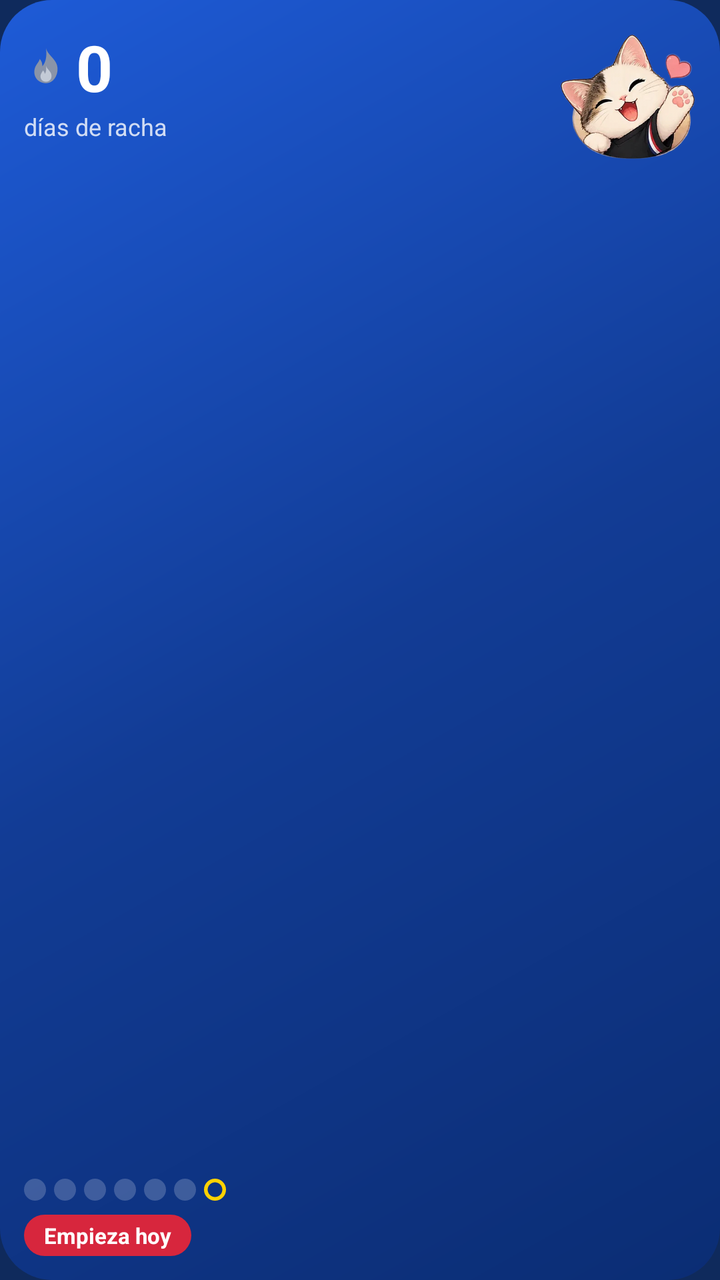
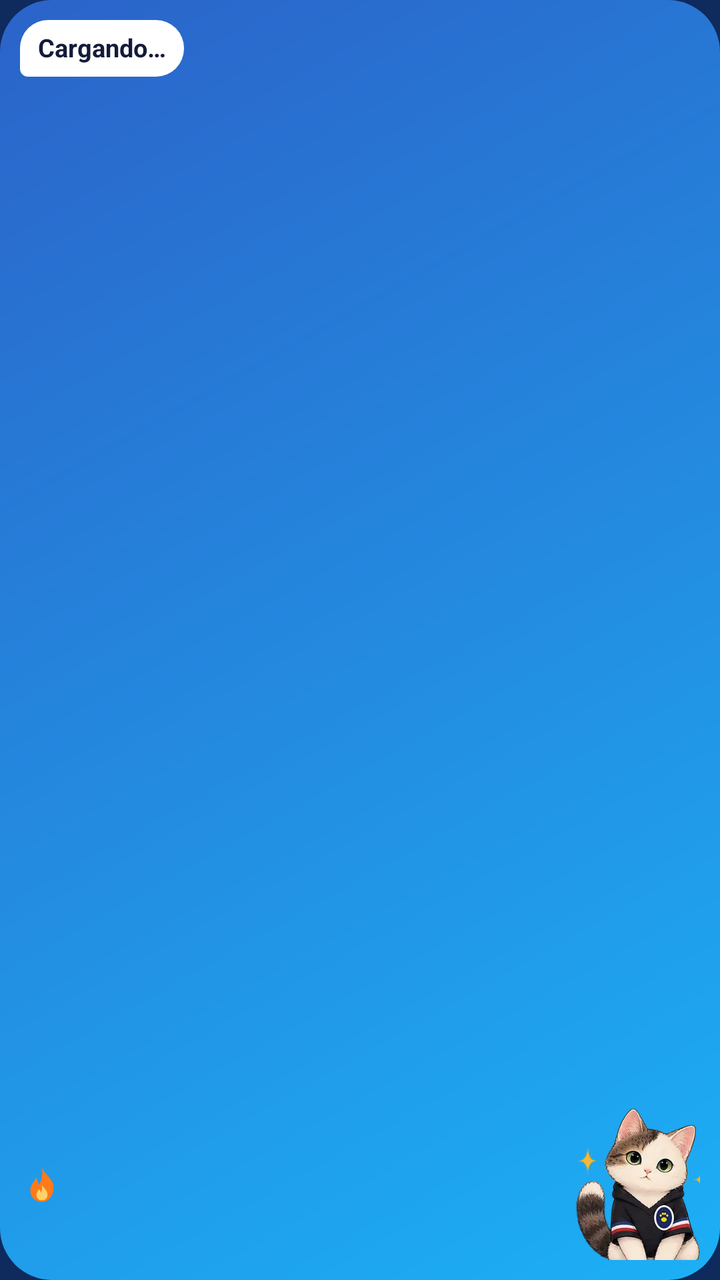

Compare the two renders of this Android layout. The source of the first and the diff that turns it into the second are given below.
<!-- AndroidManifest.xml: application theme Theme.PlexPlay -->
<!-- res/layout/widget_racha.xml -->
<?xml version="1.0" encoding="utf-8"?>
<LinearLayout xmlns:android="http://schemas.android.com/apk/res/android"
    android:id="@+id/w_root" android:layout_width="match_parent" android:layout_height="match_parent"
    android:background="@drawable/widget_bg" android:orientation="vertical" android:padding="12dp">
    <LinearLayout android:layout_width="match_parent" android:layout_height="0dp" android:layout_weight="1" android:orientation="horizontal">
        <LinearLayout android:layout_width="0dp" android:layout_height="wrap_content" android:layout_weight="1" android:orientation="vertical">
            <LinearLayout android:layout_width="wrap_content" android:layout_height="wrap_content" android:gravity="center_vertical" android:orientation="horizontal">
                <ImageView android:id="@+id/w_fuego" android:layout_width="22dp" android:layout_height="22dp" android:contentDescription="Racha" android:src="@drawable/ic_flame_off" />
                <TextView android:id="@+id/w_num" android:layout_width="wrap_content" android:layout_height="wrap_content" android:layout_marginLeft="4dp"
                    android:text="0" android:textColor="#FFFFFFFF" android:textSize="32sp" android:textStyle="bold" />
            </LinearLayout>
            <TextView android:id="@+id/w_lbl" android:layout_width="wrap_content" android:layout_height="wrap_content"
                android:text="días de racha" android:textColor="#CCFFFFFF" android:textSize="12sp" />
        </LinearLayout>
        <ImageView android:id="@+id/w_mz" android:layout_width="68dp" android:layout_height="68dp" android:adjustViewBounds="true"
            android:contentDescription="Manzana" android:scaleType="fitEnd" android:src="@drawable/w_mz_saluda" />
    </LinearLayout>
    <LinearLayout android:layout_width="wrap_content" android:layout_height="wrap_content" android:layout_marginTop="6dp" android:orientation="horizontal">
        <ImageView android:id="@+id/w_d1" android:layout_width="11dp" android:layout_height="11dp" android:layout_marginRight="4dp" android:src="@drawable/widget_dot_off" />
        <ImageView android:id="@+id/w_d2" android:layout_width="11dp" android:layout_height="11dp" android:layout_marginRight="4dp" android:src="@drawable/widget_dot_off" />
        <ImageView android:id="@+id/w_d3" android:layout_width="11dp" android:layout_height="11dp" android:layout_marginRight="4dp" android:src="@drawable/widget_dot_off" />
        <ImageView android:id="@+id/w_d4" android:layout_width="11dp" android:layout_height="11dp" android:layout_marginRight="4dp" android:src="@drawable/widget_dot_off" />
        <ImageView android:id="@+id/w_d5" android:layout_width="11dp" android:layout_height="11dp" android:layout_marginRight="4dp" android:src="@drawable/widget_dot_off" />
        <ImageView android:id="@+id/w_d6" android:layout_width="11dp" android:layout_height="11dp" android:layout_marginRight="4dp" android:src="@drawable/widget_dot_off" />
        <ImageView android:id="@+id/w_d7" android:layout_width="11dp" android:layout_height="11dp" android:src="@drawable/widget_dot_hoy" />
    </LinearLayout>
    <TextView android:id="@+id/w_est" android:layout_width="wrap_content" android:layout_height="wrap_content" android:layout_marginTop="7dp"
        android:background="@drawable/widget_chip" android:paddingLeft="10dp" android:paddingTop="3dp" android:paddingRight="10dp" android:paddingBottom="3dp"
        android:text="Empieza hoy" android:textColor="#FFFFFFFF" android:textSize="11sp" android:textStyle="bold" />
</LinearLayout>
<!-- resources referenced by this layout -->
<resources>
  <!-- drawable ic_flame_off (drawable) -->
  <?xml version="1.0" encoding="utf-8"?>
  <vector xmlns:android="http://schemas.android.com/apk/res/android" android:width="36dp" android:height="36dp" android:viewportWidth="24" android:viewportHeight="24">
      <path android:fillColor="#FF8A94A8" android:pathData="M12,2 C12.8,5.2 16.5,7.3 17.8,10.6 C19.4,14.7 17,21 12,21 C7.2,21 4.6,16.8 6,12.6 C6.7,10.6 8.1,9.6 8.6,7.8 C9.9,9.3 10,10.8 10,11.8 C11.8,9.8 12.6,6.4 12,2 Z" />
      <path android:fillColor="#FFC3CAD6" android:pathData="M12,11.5 C12.5,13.5 15,14.6 15,17 C15,19 13.7,20.2 12,20.2 C10.2,20.2 9,19 9,17.3 C9,15.8 9.9,15.1 10.4,14 C11,14.8 11.3,15.4 11.4,16 C12.1,14.8 12.3,13.2 12,11.5 Z" />
  </vector>
  <!-- drawable w_mz_saluda: webp bitmap (drawable-nodpi, 27032 bytes) -->
  <!-- drawable widget_bg (drawable) -->
  <?xml version="1.0" encoding="utf-8"?>
  <shape xmlns:android="http://schemas.android.com/apk/res/android" android:shape="rectangle">
      <corners android:radius="26dp" />
      <gradient android:angle="135" android:startColor="#FF0B2D74" android:centerColor="#FF123C95" android:endColor="#FF1E5BD7" />
  </shape>
  <!-- drawable widget_chip (drawable) -->
  <?xml version="1.0" encoding="utf-8"?>
  <shape xmlns:android="http://schemas.android.com/apk/res/android" android:shape="rectangle">
      <corners android:radius="12dp" />
      <solid android:color="#FFD7263D" />
  </shape>
  <!-- drawable widget_dot_hoy (drawable) -->
  <?xml version="1.0" encoding="utf-8"?>
  <shape xmlns:android="http://schemas.android.com/apk/res/android" android:shape="oval">
      <solid android:color="#00000000" />
      <stroke android:width="2dp" android:color="#FFFFD200" />
      <size android:width="12dp" android:height="12dp" />
  </shape>
  <!-- drawable widget_dot_off (drawable) -->
  <?xml version="1.0" encoding="utf-8"?>
  <shape xmlns:android="http://schemas.android.com/apk/res/android" android:shape="oval">
      <solid android:color="#33FFFFFF" />
      <size android:width="12dp" android:height="12dp" />
  </shape>
  <style name="Theme.PlexPlay" parent="@android:style/Theme.Material.NoActionBar">
          <item name="android:windowBackground">@color/navy</item>
          <item name="android:statusBarColor">@color/navy</item>
          <item name="android:navigationBarColor">@color/navy</item>
          <item name="android:colorAccent">#D7263D</item>
      </style>
  <color name="navy">#0F2A5C</color>
</resources>

<!-- the commit's change to res/layout/widget_racha.xml (unified diff, before → after) -->
@@ -1,30 +1,21 @@
 <?xml version="1.0" encoding="utf-8"?>
-<LinearLayout xmlns:android="http://schemas.android.com/apk/res/android"
+<FrameLayout xmlns:android="http://schemas.android.com/apk/res/android"
     android:id="@+id/w_root" android:layout_width="match_parent" android:layout_height="match_parent"
-    android:background="@drawable/widget_bg" android:orientation="vertical" android:padding="12dp">
-    <LinearLayout android:layout_width="match_parent" android:layout_height="0dp" android:layout_weight="1" android:orientation="horizontal">
-        <LinearLayout android:layout_width="0dp" android:layout_height="wrap_content" android:layout_weight="1" android:orientation="vertical">
-            <LinearLayout android:layout_width="wrap_content" android:layout_height="wrap_content" android:gravity="center_vertical" android:orientation="horizontal">
-                <ImageView android:id="@+id/w_fuego" android:layout_width="22dp" android:layout_height="22dp" android:contentDescription="Racha" android:src="@drawable/ic_flame_off" />
-                <TextView android:id="@+id/w_num" android:layout_width="wrap_content" android:layout_height="wrap_content" android:layout_marginLeft="4dp"
-                    android:text="0" android:textColor="#FFFFFFFF" android:textSize="32sp" android:textStyle="bold" />
-            </LinearLayout>
-            <TextView android:id="@+id/w_lbl" android:layout_width="wrap_content" android:layout_height="wrap_content"
-                android:text="días de racha" android:textColor="#CCFFFFFF" android:textSize="12sp" />
+    android:background="@drawable/wr_cielo" android:padding="10dp">
+    <ImageView android:id="@+id/w_mz" android:layout_width="84dp" android:layout_height="84dp" android:layout_gravity="bottom|end"
+        android:layout_marginEnd="-6dp" android:layout_marginBottom="-8dp" android:adjustViewBounds="true" android:scaleType="fitEnd"
+        android:contentDescription="Manzana" android:src="@drawable/w_rz_sentado" />
+    <TextView android:id="@+id/w_msg" android:layout_width="wrap_content" android:layout_height="wrap_content" android:layout_gravity="top|start"
+        android:background="@drawable/wr_bocadillo" android:paddingLeft="9dp" android:paddingTop="5dp" android:paddingRight="9dp" android:paddingBottom="6dp"
+        android:maxLines="3" android:ellipsize="end" android:text="Cargando…" android:textColor="#FF141B3A" android:textSize="12.5sp" android:textStyle="bold" />
+    <LinearLayout android:layout_width="wrap_content" android:layout_height="wrap_content" android:layout_gravity="bottom|start" android:orientation="vertical">
+        <LinearLayout android:layout_width="wrap_content" android:layout_height="wrap_content" android:gravity="center_vertical" android:orientation="horizontal">
+            <ImageView android:id="@+id/w_fuego" android:layout_width="22dp" android:layout_height="22dp" android:contentDescription="Racha" android:src="@drawable/ic_flame" />
+            <TextView android:id="@+id/w_num" android:layout_width="wrap_content" android:layout_height="wrap_content" android:layout_marginLeft="3dp"
+                android:text="" android:textColor="#FFFFFFFF" android:textSize="34sp" android:textStyle="bold"
+                android:shadowColor="#40000000" android:shadowDy="2" android:shadowRadius="1" />
         </LinearLayout>
-        <ImageView android:id="@+id/w_mz" android:layout_width="68dp" android:layout_height="68dp" android:adjustViewBounds="true"
-            android:contentDescription="Manzana" android:scaleType="fitEnd" android:src="@drawable/w_mz_saluda" />
+        <TextView android:id="@+id/w_lbl" android:layout_width="wrap_content" android:layout_height="wrap_content" android:maxWidth="92dp"
+            android:text="" android:textColor="#F2FFFFFF" android:textSize="11sp" android:textStyle="bold" />
     </LinearLayout>
-    <LinearLayout android:layout_width="wrap_content" android:layout_height="wrap_content" android:layout_marginTop="6dp" android:orientation="horizontal">
-        <ImageView android:id="@+id/w_d1" android:layout_width="11dp" android:layout_height="11dp" android:layout_marginRight="4dp" android:src="@drawable/widget_dot_off" />
-        <ImageView android:id="@+id/w_d2" android:layout_width="11dp" android:layout_height="11dp" android:layout_marginRight="4dp" android:src="@drawable/widget_dot_off" />
-        <ImageView android:id="@+id/w_d3" android:layout_width="11dp" android:layout_height="11dp" android:layout_marginRight="4dp" android:src="@drawable/widget_dot_off" />
-        <ImageView android:id="@+id/w_d4" android:layout_width="11dp" android:layout_height="11dp" android:layout_marginRight="4dp" android:src="@drawable/widget_dot_off" />
-        <ImageView android:id="@+id/w_d5" android:layout_width="11dp" android:layout_height="11dp" android:layout_marginRight="4dp" android:src="@drawable/widget_dot_off" />
-        <ImageView android:id="@+id/w_d6" android:layout_width="11dp" android:layout_height="11dp" android:layout_marginRight="4dp" android:src="@drawable/widget_dot_off" />
-        <ImageView android:id="@+id/w_d7" android:layout_width="11dp" android:layout_height="11dp" android:src="@drawable/widget_dot_hoy" />
-    </LinearLayout>
-    <TextView android:id="@+id/w_est" android:layout_width="wrap_content" android:layout_height="wrap_content" android:layout_marginTop="7dp"
-        android:background="@drawable/widget_chip" android:paddingLeft="10dp" android:paddingTop="3dp" android:paddingRight="10dp" android:paddingBottom="3dp"
-        android:text="Empieza hoy" android:textColor="#FFFFFFFF" android:textSize="11sp" android:textStyle="bold" />
-</LinearLayout>
+</FrameLayout>
<!-- resource entries referenced after the edit -->
@@ -1,36 +1,23 @@
 <!-- resources referenced by this layout -->
 <resources>
-  <!-- drawable ic_flame_off (drawable) -->
+  <!-- drawable ic_flame (drawable) -->
   <?xml version="1.0" encoding="utf-8"?>
   <vector xmlns:android="http://schemas.android.com/apk/res/android" android:width="36dp" android:height="36dp" android:viewportWidth="24" android:viewportHeight="24">
-      <path android:fillColor="#FF8A94A8" android:pathData="M12,2 C12.8,5.2 16.5,7.3 17.8,10.6 C19.4,14.7 17,21 12,21 C7.2,21 4.6,16.8 6,12.6 C6.7,10.6 8.1,9.6 8.6,7.8 C9.9,9.3 10,10.8 10,11.8 C11.8,9.8 12.6,6.4 12,2 Z" />
-      <path android:fillColor="#FFC3CAD6" android:pathData="M12,11.5 C12.5,13.5 15,14.6 15,17 C15,19 13.7,20.2 12,20.2 C10.2,20.2 9,19 9,17.3 C9,15.8 9.9,15.1 10.4,14 C11,14.8 11.3,15.4 11.4,16 C12.1,14.8 12.3,13.2 12,11.5 Z" />
+      <path android:fillColor="#FFFF7A1A" android:pathData="M12,2 C12.8,5.2 16.5,7.3 17.8,10.6 C19.4,14.7 17,21 12,21 C7.2,21 4.6,16.8 6,12.6 C6.7,10.6 8.1,9.6 8.6,7.8 C9.9,9.3 10,10.8 10,11.8 C11.8,9.8 12.6,6.4 12,2 Z" />
+      <path android:fillColor="#FFFFD166" android:pathData="M12,11.5 C12.5,13.5 15,14.6 15,17 C15,19 13.7,20.2 12,20.2 C10.2,20.2 9,19 9,17.3 C9,15.8 9.9,15.1 10.4,14 C11,14.8 11.3,15.4 11.4,16 C12.1,14.8 12.3,13.2 12,11.5 Z" />
   </vector>
-  <!-- drawable w_mz_saluda: webp bitmap (drawable-nodpi, 27032 bytes) -->
-  <!-- drawable widget_bg (drawable) -->
+  <!-- drawable w_rz_sentado: webp bitmap (drawable-nodpi, 25850 bytes) -->
+  <!-- drawable wr_bocadillo (drawable) -->
+  <?xml version="1.0" encoding="utf-8"?>
+  <shape xmlns:android="http://schemas.android.com/apk/res/android" android:shape="rectangle">
+      <solid android:color="#FFFFFFFF" />
+      <corners android:topLeftRadius="14dp" android:topRightRadius="14dp" android:bottomRightRadius="14dp" android:bottomLeftRadius="4dp" />
+  </shape>
+  <!-- drawable wr_cielo (drawable) -->
   <?xml version="1.0" encoding="utf-8"?>
   <shape xmlns:android="http://schemas.android.com/apk/res/android" android:shape="rectangle">
       <corners android:radius="26dp" />
-      <gradient android:angle="135" android:startColor="#FF0B2D74" android:centerColor="#FF123C95" android:endColor="#FF1E5BD7" />
-  </shape>
-  <!-- drawable widget_chip (drawable) -->
-  <?xml version="1.0" encoding="utf-8"?>
-  <shape xmlns:android="http://schemas.android.com/apk/res/android" android:shape="rectangle">
-      <corners android:radius="12dp" />
-      <solid android:color="#FFD7263D" />
-  </shape>
-  <!-- drawable widget_dot_hoy (drawable) -->
-  <?xml version="1.0" encoding="utf-8"?>
-  <shape xmlns:android="http://schemas.android.com/apk/res/android" android:shape="oval">
-      <solid android:color="#00000000" />
-      <stroke android:width="2dp" android:color="#FFFFD200" />
-      <size android:width="12dp" android:height="12dp" />
-  </shape>
-  <!-- drawable widget_dot_off (drawable) -->
-  <?xml version="1.0" encoding="utf-8"?>
-  <shape xmlns:android="http://schemas.android.com/apk/res/android" android:shape="oval">
-      <solid android:color="#33FFFFFF" />
-      <size android:width="12dp" android:height="12dp" />
+      <gradient android:angle="135" android:startColor="#FF1CB0F6" android:endColor="#FF2B63C9" />
   </shape>
   <style name="Theme.PlexPlay" parent="@android:style/Theme.Material.NoActionBar">
           <item name="android:windowBackground">@color/navy</item>
